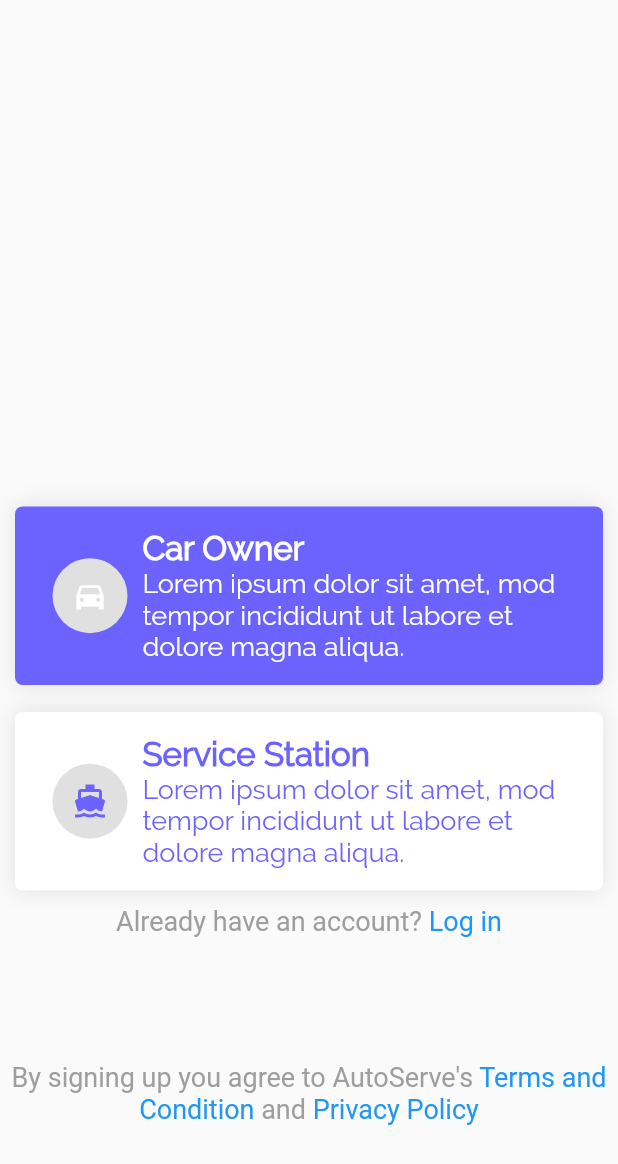
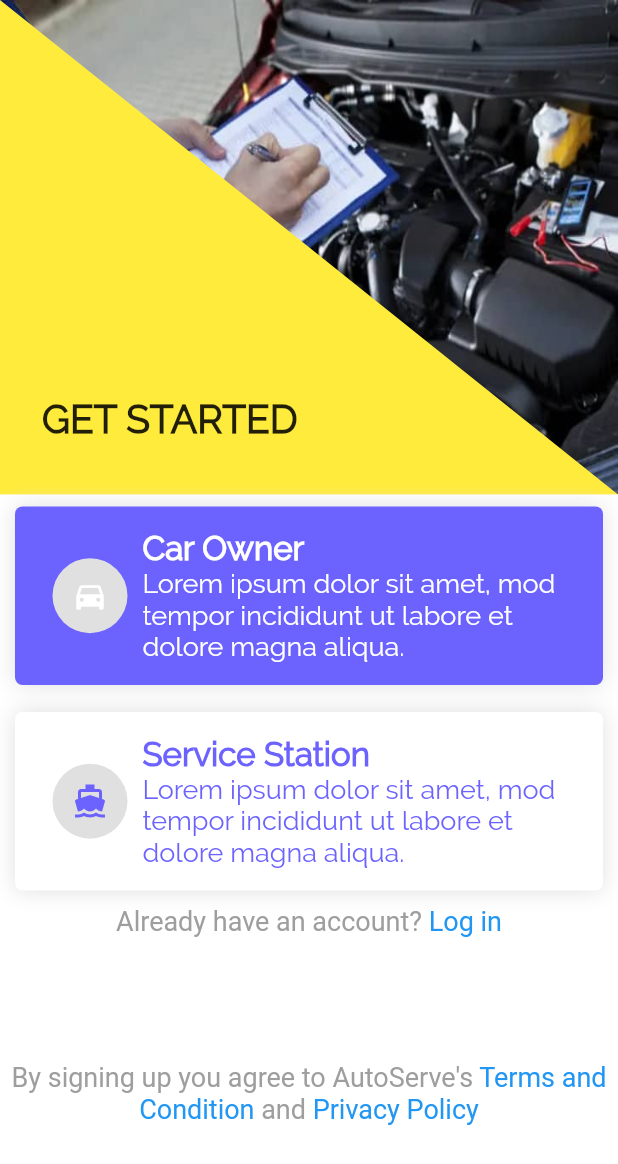
Before and after one commit to ologunB/autoserve, a Flutter app: the screen it shows after launch, on a phone screen of 412 x 824 dp. Shown: the top 1164 px of the screen. Run offline on Flutter 3.47's test engine with Material 2 defaults, Android fonts, the phone set to English and light mode, and no system bars; our stand-ins replace pin_code_fields; missing offline and left inert: country_pickers.

Commit message:
First Commit

```diff
--- a/lib/views/auth/select_user_type.dart
+++ b/lib/views/auth/select_user_type.dart
@@ -5,25 +5,23 @@ import 'package:flutter/cupertino.dart';
 import 'package:flutter/gestures.dart';
 import 'package:flutter/material.dart';
 
-class BottomWaveClipper extends CustomClipper<Path> {
+class MyCustomClipper extends CustomClipper<Path> {
   @override
   Path getClip(Size size) {
-    var path = Path();
+    final path = Path();
+    path.lineTo(size.width, 0);
+    path.lineTo(size.width, size.height);
 
-    // Draw a straight line from current point to the bottom left corner.
-    path.lineTo(0.0, size.height);
-
-    // Draw a straight line from current point to the top right corner.
-    path.lineTo(size.width, 0.0);
-
-    // Draws a straight line from current point to the first point of the path.
-    // In this case (0, 0), since that's where the paths start by default.
+    path.lineTo(0, 0.0);
+    //   path.lineTo(size.width * 0.25, size.height);
     path.close();
-    return Path();
+    return path;
   }
 
   @override
-  bool shouldReclip(CustomClipper<Path> oldClipper) => false;
+  bool shouldReclip(CustomClipper oldClipper) {
+    return false;
+  }
 }
 
 class SelectUserType extends StatefulWidget {
@@ -36,18 +34,42 @@ class _SelectUserTypeState extends State<SelectUserType> {
   @override
   Widget build(BuildContext context) {
     var height = MediaQuery.of(context).size.height;
+    var width = MediaQuery.of(context).size.width;
     return Scaffold(
         body: SingleChildScrollView(
       child: Container(
-        height: MediaQuery.of(context).size.height,
+        color: Colors.white,
+        height: height,
         child: Column(
           children: <Widget>[
             Container(
-              height: height / 2.5,
-              child: ClipPath(
-                child: Image.asset("assets/images/cc3.jpg",
-                    height: height / 2.5, fit: BoxFit.fill),
-                clipper: BottomWaveClipper(),
+              color: Colors.yellow,
+              child: Stack(
+                children: <Widget>[
+                  ClipPath(
+                    child: Container(
+                      decoration: BoxDecoration(
+                        image: DecorationImage(
+                            image: AssetImage("assets/images/cc3.jpg"),
+                            fit: BoxFit.fill),
+                      ),
+                      height: height / 2.5,
+                      width: width,
+                    ),
+                    clipper: MyCustomClipper(),
+                  ),
+                  Positioned(
+                    child: Padding(
+                      padding: const EdgeInsets.all(28.0),
+                      child: Text(
+                        "GET STARTED",
+                        style: TextStyle(
+                            fontSize: 26, fontWeight: FontWeight.w600),
+                      ),
+                    ),
+                    bottom: 6,
+                  ),
+                ],
               ),
             ),
             Expanded(
```
